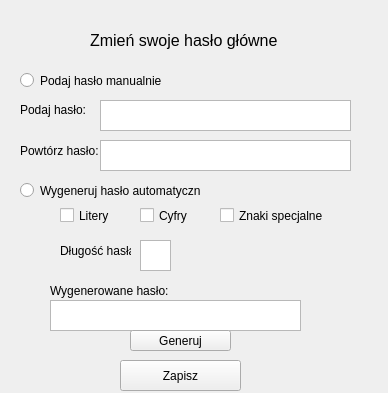
The window that master_password_widget.ui (oldgang/Password_Manager_PyQt5) describes before a commit, drawn with Qt 5.
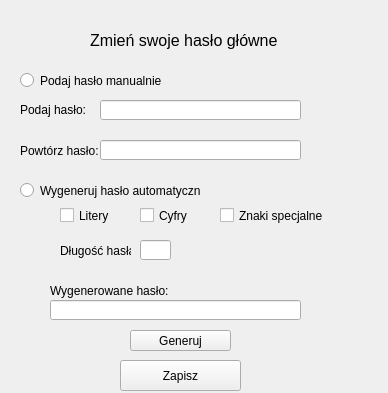
The same window after the commit.

Commit message: Login widget changes Changed QtextEdit to QlineEdit. Added autofocus on QlineEdit after showing the login widget.

Diff of the .ui file:
```diff
--- a/master_password_widget.ui
+++ b/master_password_widget.ui
@@ -26,36 +26,6 @@
     <string>Zapisz</string>
    </property>
   </widget>
-  <widget class="QTextEdit" name="textEdit_manual1">
-   <property name="geometry">
-    <rect>
-     <x>100</x>
-     <y>100</y>
-     <width>251</width>
-     <height>31</height>
-    </rect>
-   </property>
-  </widget>
-  <widget class="QTextEdit" name="textEdit_manual2">
-   <property name="geometry">
-    <rect>
-     <x>100</x>
-     <y>140</y>
-     <width>251</width>
-     <height>31</height>
-    </rect>
-   </property>
-  </widget>
-  <widget class="QTextEdit" name="textEdit_GP">
-   <property name="geometry">
-    <rect>
-     <x>50</x>
-     <y>300</y>
-     <width>251</width>
-     <height>31</height>
-    </rect>
-   </property>
-  </widget>
   <widget class="QRadioButton" name="radioButton_manual">
    <property name="geometry">
     <rect>
@@ -204,13 +174,43 @@
     <string>Długość hasła:</string>
    </property>
   </widget>
-  <widget class="QTextEdit" name="textEdit_GP_length">
+  <widget class="QLineEdit" name="lineEdit_manual1">
+   <property name="geometry">
+    <rect>
+     <x>100</x>
+     <y>100</y>
+     <width>201</width>
+     <height>20</height>
+    </rect>
+   </property>
+  </widget>
+  <widget class="QLineEdit" name="lineEdit_manual2">
+   <property name="geometry">
+    <rect>
+     <x>100</x>
+     <y>140</y>
+     <width>201</width>
+     <height>20</height>
+    </rect>
+   </property>
+  </widget>
+  <widget class="QLineEdit" name="lineEdit_GP_length">
    <property name="geometry">
     <rect>
      <x>140</x>
      <y>240</y>
      <width>31</width>
-     <height>31</height>
+     <height>20</height>
+    </rect>
+   </property>
+  </widget>
+  <widget class="QLineEdit" name="lineEdit_GP">
+   <property name="geometry">
+    <rect>
+     <x>50</x>
+     <y>300</y>
+     <width>251</width>
+     <height>20</height>
     </rect>
    </property>
   </widget>
```
The commit also changes 3 other files.
